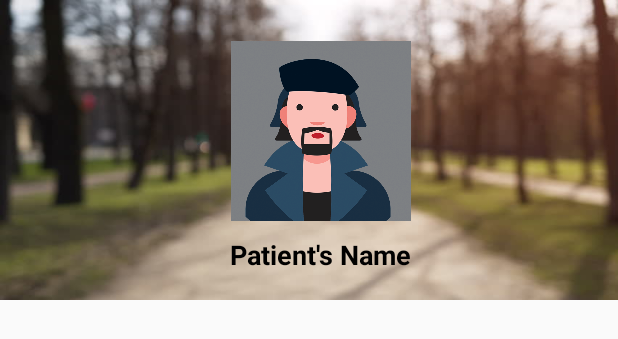
After one commit to falasenoglory/HIME, an Android app: the layout profile_layout.xml on its own in the app's theme, with its tools: preview values and no code run, on a phone screen of 412 x 824 dp. The commit adds this screen. Shown: the top 339 px of the screen. Run offline under Robolectric (Android 15) with nearby library versions, the phone set to English and light mode, and no system bars.

Commit message:
1.0 Profile

```diff
--- /dev/null
+++ b/app/src/main/res/layout/profile_layout.xml
@@ -0,0 +1,42 @@
+<?xml version="1.0" encoding="utf-8"?>
+<LinearLayout xmlns:android="http://schemas.android.com/apk/res/android"
+    xmlns:app="http://schemas.android.com/apk/res-auto"
+    android:layout_width="match_parent"
+    android:layout_height="match_parent"
+    android:orientation="vertical">
+
+    <android.support.v7.widget.Toolbar
+        android:id="@+id/toolbar"
+        android:layout_width="match_parent"
+        android:layout_height="200dp"
+        android:background="@drawable/blurred_background"
+        app:popupTheme="@style/AppTheme.PopupOverlay">
+
+        <LinearLayout
+            android:layout_width="match_parent"
+            android:layout_height="wrap_content"
+            android:orientation="vertical">
+
+            <ImageView
+                android:id="@+id/image"
+                android:layout_width="120dp"
+                android:layout_height="120dp"
+                android:layout_gravity="center"
+                android:layout_margin="10dp"
+                android:scaleType="fitXY"
+                android:src="@drawable/male" />
+
+            <TextView
+                android:id="@+id/patientsName"
+                android:layout_width="wrap_content"
+                android:layout_height="wrap_content"
+                android:layout_gravity="center"
+                android:textAppearance="?android:attr/textAppearanceMedium"
+                android:textStyle="bold"
+                android:textColor="@color/black"
+                android:text="@string/patients_name" />
+
+        </LinearLayout>
+    </android.support.v7.widget.Toolbar>
+
+</LinearLayout>
--- a/app/src/main/res/values/strings.xml
+++ b/app/src/main/res/values/strings.xml
@@ -22,4 +22,5 @@
     <string name="doctor_name">Doctor Name</string>
     <string name="temp_day">23</string>
     <string name="temp_month">Feb</string>
+    <string name="patients_name">Patient\'s Name</string>
 </resources>
```
Also changed, not shown: app/src/main/res/drawable/blurred_background.jpg (added), app/src/main/res/drawable/female.png (added), app/src/main/res/drawable/male.png (added).
